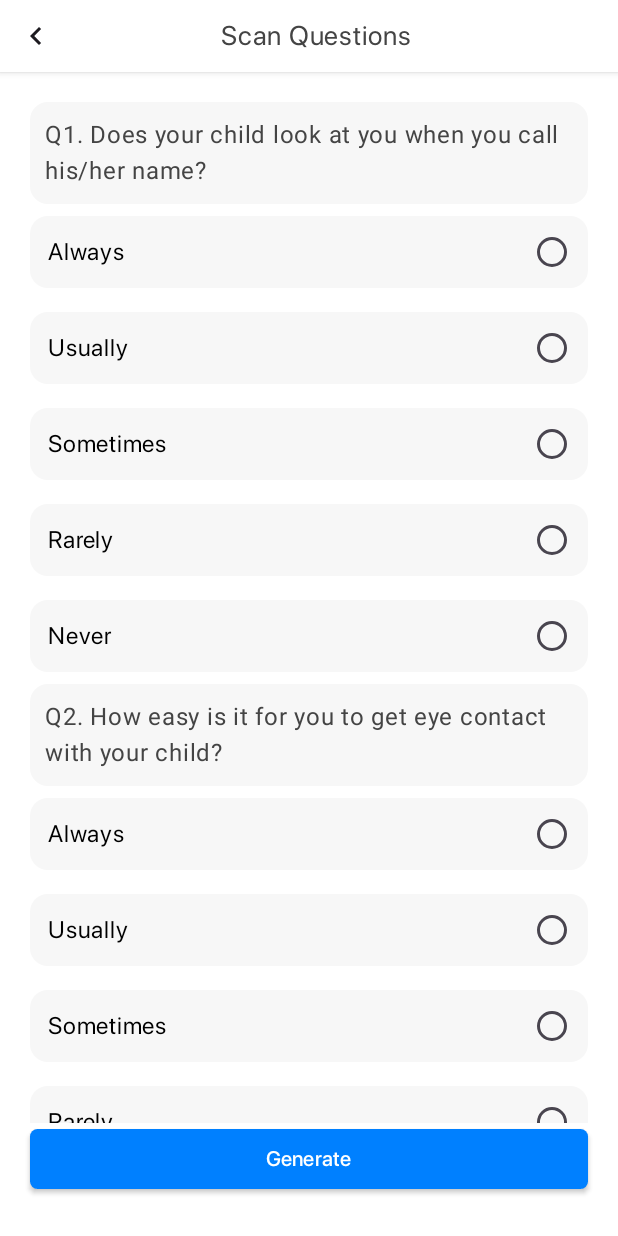
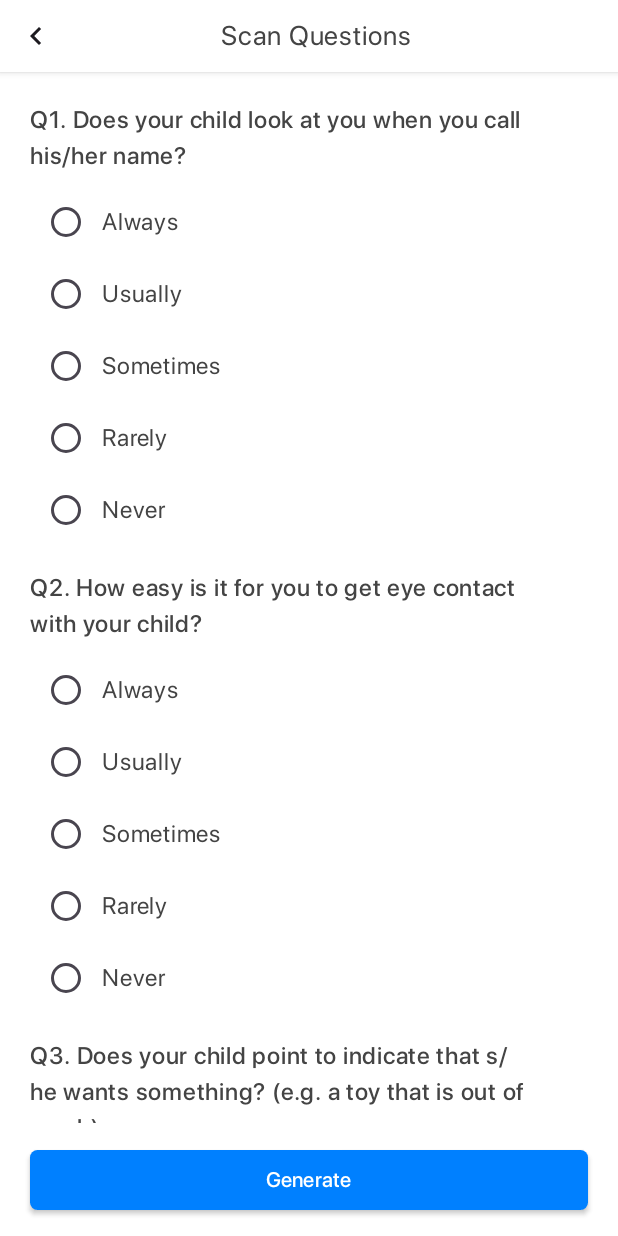
Before and after one commit to uxlabspk/NeuroScape, an Android app built with Jetpack Compose: the QuestionsScreen screen opened through its navigation route, on a phone screen of 412 x 824 dp. Run offline under Robolectric (Android 15) with nearby library versions, the phone set to English and light mode, and no system bars; our stand-ins replace Firebase (no records; nobody signed in at launch, a user with empty details on screens opened directly); Roboto replaces fonts that are not available here.

Commit message:
Naveed : Adding Questions Screen

```diff
--- /dev/null
+++ b/app/src/main/java/io/github/uxlabspk/neuroscape/data/Questions.kt
@@ -0,0 +1,3 @@
+package io.github.uxlabspk.neuroscape.data
+
+data class Questions(val id: Int, val text: String, val options: List<String> = listOf("Always", "Usually", "Sometimes", "Rarely", "Never"))
--- a/app/src/main/java/io/github/uxlabspk/neuroscape/views/QuestionsScreen.kt
+++ b/app/src/main/java/io/github/uxlabspk/neuroscape/views/QuestionsScreen.kt
@@ -1,26 +1,21 @@
 package io.github.uxlabspk.neuroscape.views
 
-import android.content.Context
+
 import android.util.Log
+import android.widget.Toast
 import androidx.compose.foundation.background
-import androidx.compose.foundation.horizontalScroll
 import androidx.compose.foundation.layout.Arrangement
-import androidx.compose.foundation.layout.Box
 import androidx.compose.foundation.layout.Column
+import androidx.compose.foundation.layout.PaddingValues
 import androidx.compose.foundation.layout.Row
-import androidx.compose.foundation.layout.Spacer
-import androidx.compose.foundation.layout.fillMaxHeight
 import androidx.compose.foundation.layout.fillMaxSize
 import androidx.compose.foundation.layout.fillMaxWidth
-import androidx.compose.foundation.layout.height
 import androidx.compose.foundation.layout.padding
-import androidx.compose.foundation.layout.width
 import androidx.compose.foundation.lazy.LazyColumn
-import androidx.compose.foundation.shape.RoundedCornerShape
-import androidx.compose.material3.Button
-import androidx.compose.material3.Card
+import androidx.compose.foundation.lazy.itemsIndexed
 import androidx.compose.material3.MaterialTheme
-import androidx.compose.material3.Surface
+import androidx.compose.material3.RadioButton
+import androidx.compose.material3.RadioButtonDefaults
 import androidx.compose.material3.Text
 import androidx.compose.runtime.Composable
 import androidx.compose.runtime.getValue
@@ -29,64 +24,70 @@ import androidx.compose.runtime.remember
 import androidx.compose.runtime.setValue
 import androidx.compose.ui.Alignment
 import androidx.compose.ui.Modifier
-import androidx.compose.ui.draw.clip
-import androidx.compose.ui.draw.shadow
-import androidx.compose.ui.graphics.Color
 import androidx.compose.ui.platform.LocalContext
+import androidx.compose.ui.text.font.FontWeight
 import androidx.compose.ui.tooling.preview.Preview
 import androidx.compose.ui.unit.dp
-import androidx.navigation.NavController
-import io.github.uxlabspk.neuroscape.ml.Model
+import io.github.uxlabspk.neuroscape.data.Questions
 import io.github.uxlabspk.neuroscape.ui.theme.BlueColor
-import io.github.uxlabspk.neuroscape.ui.theme.OffWhiteColor
-import io.github.uxlabspk.neuroscape.views.components.McqsRadioButton
-import io.github.uxlabspk.neuroscape.views.components.NavigationButton
+import io.github.uxlabspk.neuroscape.ui.theme.SF_Font_Family
 import io.github.uxlabspk.neuroscape.views.components.PrimaryButton
 import io.github.uxlabspk.neuroscape.views.components.TopBar
-import org.tensorflow.lite.DataType
-import org.tensorflow.lite.Interpreter
-import org.tensorflow.lite.support.tensorbuffer.TensorBuffer
-import java.nio.ByteBuffer
-import java.util.Arrays
-
 
 @Composable
 fun QuestionsScreen() {
-    var questionsList = listOf(
-        "Does your child look at you when you call his/her name?",
-        "How easy is it for you to get eye contact with your child?",
-        "Does your child point to indicate that s/he wants something? (e.g. a toy that is out of reach)",
-        "Does your child point to share interest with you? (e.g. pointing at an interesting sight)",
-        "Does your child pretend? (e.g. care for dolls, talk on a toy phone)",
-        "Does your child follow where you’re looking?",
-        "If you or someone else in the family is visibly upset, does your child show signs of wanting to comfort them? (e.g. stroking hair, hugging them)",
-        "Would you describe your child’s first words as:",
-        "Does your child use simple gestures? (e.g. wave goodbye)",
-        "Does your child stare at nothing with no apparent purpose?",
+    val context = LocalContext.current
+
+    val questions = listOf(
+        Questions(id = 0, text = "Does your child look at you when you call his/her name?"),
+        Questions(id = 1, text = "How easy is it for you to get eye contact with your child?"),
+        Questions(id = 2, text = "Does your child point to indicate that s/he wants something? (e.g. a toy that is out of reach)"),
+        Questions(id = 3, text = "Does your child point to share interest with you? (e.g. pointing at an interesting sight)"),
+        Questions(id = 4, text = "Does your child pretend? (e.g. care for dolls, talk on a toy phone)"),
+        Questions(id = 5, text = "Does your child follow where you’re looking?"),
+        Questions(id = 6, text = "If you or someone else in the family is visibly upset, does your child show signs of wanting to comfort them? (e.g. stroking hair, hugging them)"),
+        Questions(id = 7, text = "Would you describe your child’s first words as : "),
+        Questions(id = 8, text = "Does your child use simple gestures? (e.g. wave goodbye)"),
+        Questions(id = 9, text = "Does your child stare at nothing with no apparent purpose?"),
     )
 
+    var selectedAnswers by remember { mutableStateOf(List(questions.size) { -1 }) }
+
     Column(
-        Modifier.background(MaterialTheme.colorScheme.background)
+        modifier = Modifier.background(MaterialTheme.colorScheme.background)
     ) {
         TopBar(text = "Scan Questions", modifier = Modifier) {
-            // navController.navigateUp()
+            // navigation
         }
         Column(
             Modifier
                 .padding(horizontal = 20.dp)
                 .padding(top = 20.dp)
-                .fillMaxHeight(9 / 10f)
+                .fillMaxSize(9 / 10f)
         ) {
-            LazyColumn {
-                items(10) {
-                    Questions(title = questionsList[it], it)
+
+            LazyColumn(
+                modifier = Modifier.weight(1f),
+                contentPadding = PaddingValues(bottom = 16.dp)
+            ) {
+                itemsIndexed(questions) { index, question ->
+                    QuestionItem(
+                        question = question,
+                        selectedAnswer = selectedAnswers[index]
+                    ) { answer ->
+                        selectedAnswers = selectedAnswers.toMutableList().also {
+                            it[index] = answer
+                        }
+                    }
                 }
             }
         }
+
         Row(
             Modifier
-                .fillMaxWidth(),
-            horizontalArrangement = Arrangement.Center
+                .fillMaxSize(),
+            horizontalArrangement = Arrangement.Center,
+            verticalAlignment = Alignment.CenterVertically
         ) {
             PrimaryButton(
                 text = "Generate",
@@ -94,39 +95,66 @@ fun QuestionsScreen() {
                     .fillMaxWidth()
                     .padding(horizontal = 20.dp)
             ) {
-
+                if (isValidArray(selectedAnswers)) {
+                    Log.d("Size", "QuestionsScreen: $selectedAnswers")
+                } else {
+                    Toast.makeText(context, "Please fill all questions before proceeding", Toast.LENGTH_LONG).show()
+                }
             }
         }
     }
-
 }
 
 @Composable
-fun Questions(title: String, index: Int) {
-    Column {
-        Box(
-            Modifier
-                .fillMaxWidth()
-                .clip(RoundedCornerShape(12.dp))
-                .background(MaterialTheme.colorScheme.surface)
-        ) {
-            Text("Q${index + 1}. $title", Modifier.padding(10.dp))
+fun QuestionItem(
+    question: Questions,
+    selectedAnswer: Int,
+    onAnswerSelected: (Int) -> Unit
+) {
+    Column(
+        modifier = Modifier
+            .fillMaxWidth()
+            .padding(bottom = 16.dp)
+    ) {
+        Text(
+            text = "Q${question.id + 1}. ${question.text}",
+            modifier = Modifier.padding(bottom = 8.dp),
+            fontFamily = SF_Font_Family,
+            fontWeight = FontWeight.Medium
+        )
+        question.options.forEachIndexed { index, option ->
+            Row(
+                modifier = Modifier
+                    .fillMaxWidth(),
+                verticalAlignment = Alignment.CenterVertically
+            ) {
+                RadioButton(
+                    selected = index == selectedAnswer,
+                    onClick = { onAnswerSelected(index) },
+                    colors = RadioButtonDefaults.colors(BlueColor),
+                    modifier = Modifier.align(Alignment.CenterVertically)
+                )
+                Text(
+                    text = option,
+                    modifier = Modifier,
+                    fontFamily = SF_Font_Family
+                )
+            }
         }
-        McqsRadioButton(
-            option1 = "Always",
-            option2 = "Usually",
-            option3 = "Sometimes",
-            option4 = "Rarely",
-            option5 = "Never"
-        )
     }
 }
 
-@Preview(showSystemUi = true)
+private fun isValidArray(array: List<Int>): Boolean {
+    return array.all { it != -1 && it <= 4 }
+}
+
+@Preview(showBackground = true)
 @Composable
-fun PreviewQS() {
+fun DefaultPreview() {
+
     QuestionsScreen()
 }
+
 
 //
 //@Composable
```
